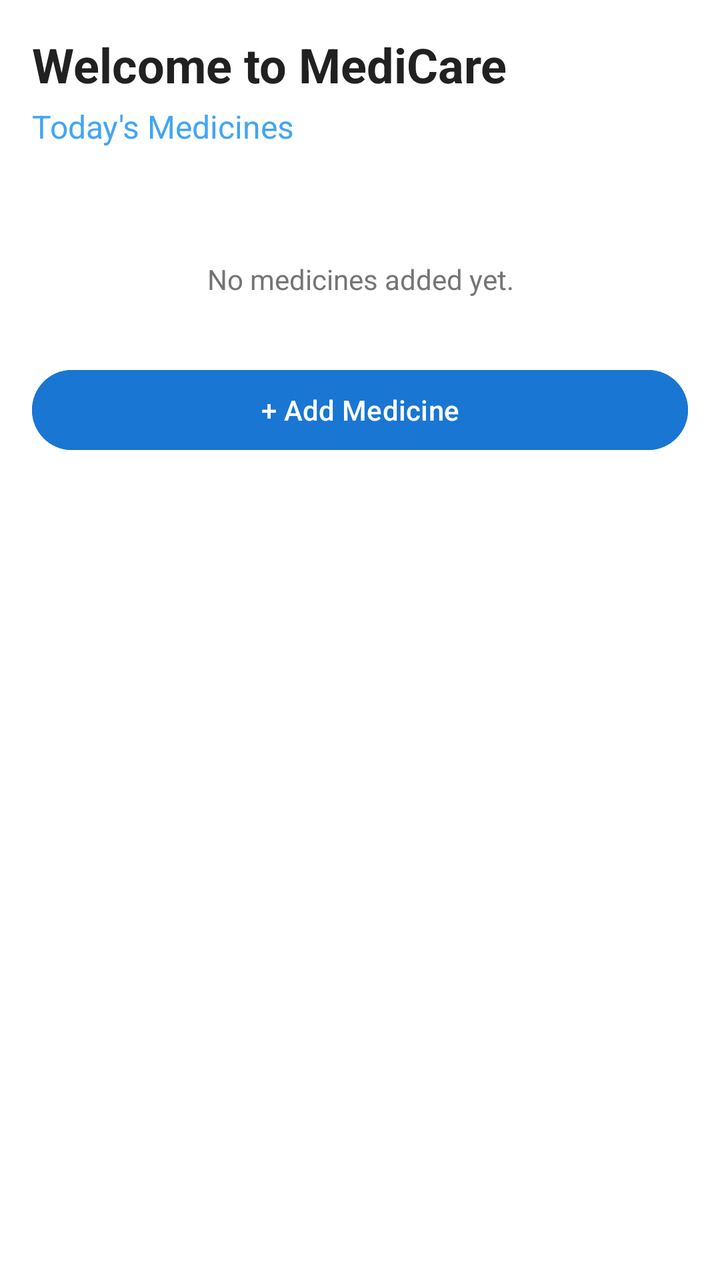
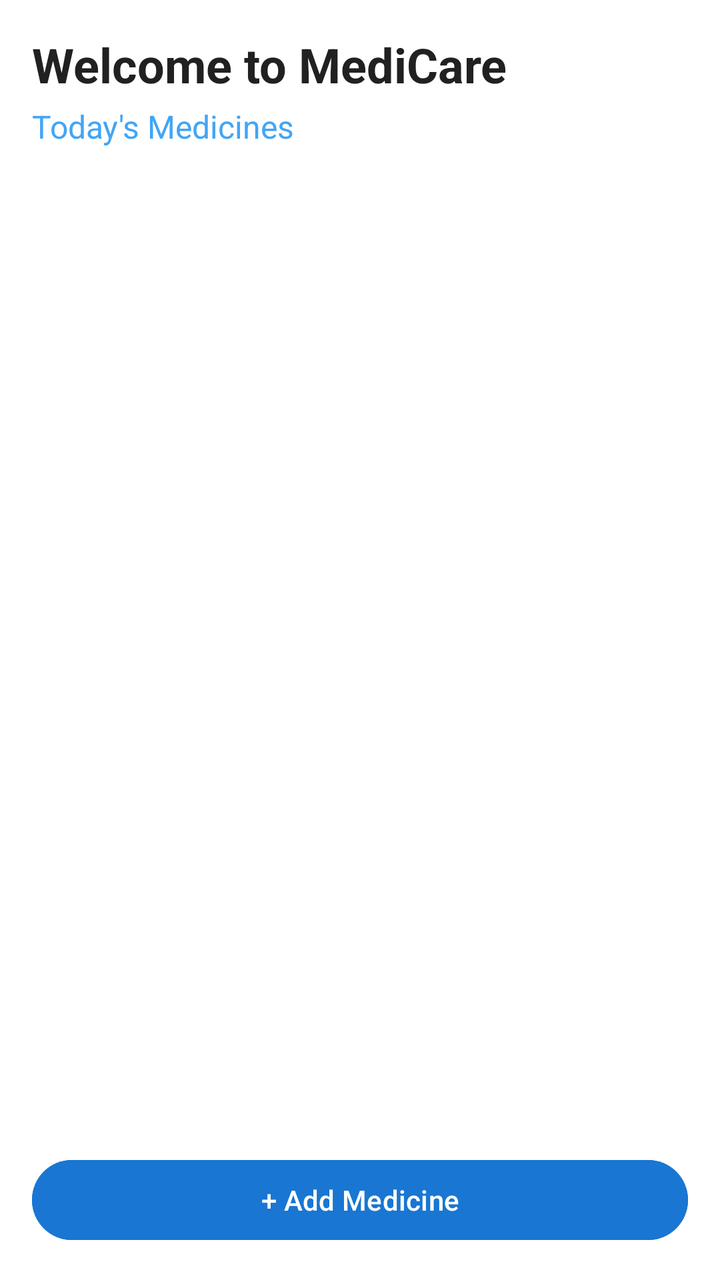

Screens rendered from an Android XML layout before and after an edit, with the pre-edit source and the edit as a unified diff.
<!-- AndroidManifest.xml: application theme Theme.MediCare -->
<!-- res/layout/activity_main.xml -->
<?xml version="1.0" encoding="utf-8"?>
<LinearLayout xmlns:android="http://schemas.android.com/apk/res/android"
    android:layout_width="match_parent"
    android:layout_height="match_parent"
    android:orientation="vertical"
    android:background="#FFFFFF"
    android:padding="16dp">

    <TextView
        android:id="@+id/welcomeText"
        android:layout_width="match_parent"
        android:layout_height="wrap_content"
        android:text="Welcome to MediCare"
        android:textColor="#212121"
        android:textSize="24sp"
        android:textStyle="bold" />

    <TextView
        android:layout_width="match_parent"
        android:layout_height="wrap_content"
        android:layout_marginTop="4dp"
        android:layout_marginBottom="24dp"
        android:text="Today's Medicines"
        android:textColor="#42A5F5"
        android:textSize="16sp" />

    <TextView
        android:id="@+id/noMedicinesText"
        android:layout_width="match_parent"
        android:layout_height="wrap_content"
        android:text="No medicines added yet."
        android:textColor="#757575"
        android:textSize="14sp"
        android:gravity="center"
        android:layout_marginTop="32dp" />

    <Button
        android:id="@+id/addMedicineButton"
        android:layout_width="match_parent"
        android:layout_height="wrap_content"
        android:layout_marginTop="32dp"
        android:text="+ Add Medicine"
        android:backgroundTint="#1976D2"
        android:textColor="#FFFFFF" />

</LinearLayout>
<!-- resources referenced by this layout -->
<resources>
  <style name="Theme.MediCare" parent="Base.Theme.MediCare" />
  <style name="Base.Theme.MediCare" parent="Theme.Material3.DayNight.NoActionBar">
          
          
      </style>
</resources>

<!-- the commit's change to res/layout/activity_main.xml (unified diff, before → after) -->
@@ -24,15 +24,12 @@
         android:textColor="#42A5F5"
         android:textSize="16sp" />
 
-    <TextView
-        android:id="@+id/noMedicinesText"
+    <androidx.recyclerview.widget.RecyclerView
+        android:id="@+id/recyclerMedicines"
         android:layout_width="match_parent"
-        android:layout_height="wrap_content"
-        android:text="No medicines added yet."
-        android:textColor="#757575"
-        android:textSize="14sp"
-        android:gravity="center"
-        android:layout_marginTop="32dp" />
+        android:layout_height="0dp"
+        android:layout_weight="1"
+        android:layout_marginTop="16dp" />
 
     <Button
         android:id="@+id/addMedicineButton"
